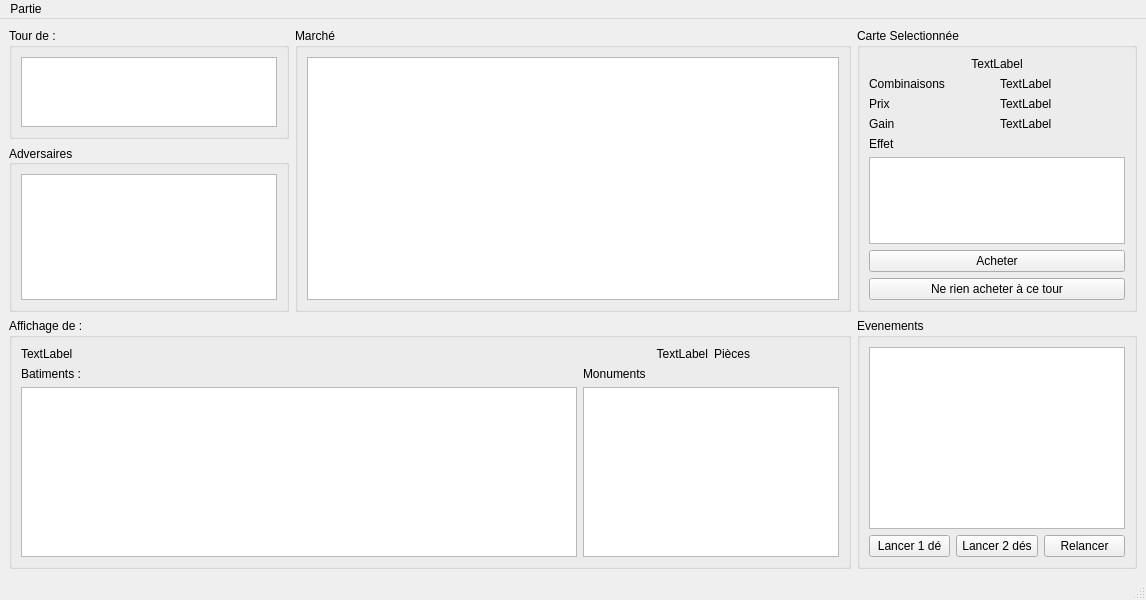
This is module_GUI/jeu.ui in LLrnz/Machi-Koro-Boardgame-Adaptation as Qt 5 draws it before an edit. The edited form follows.
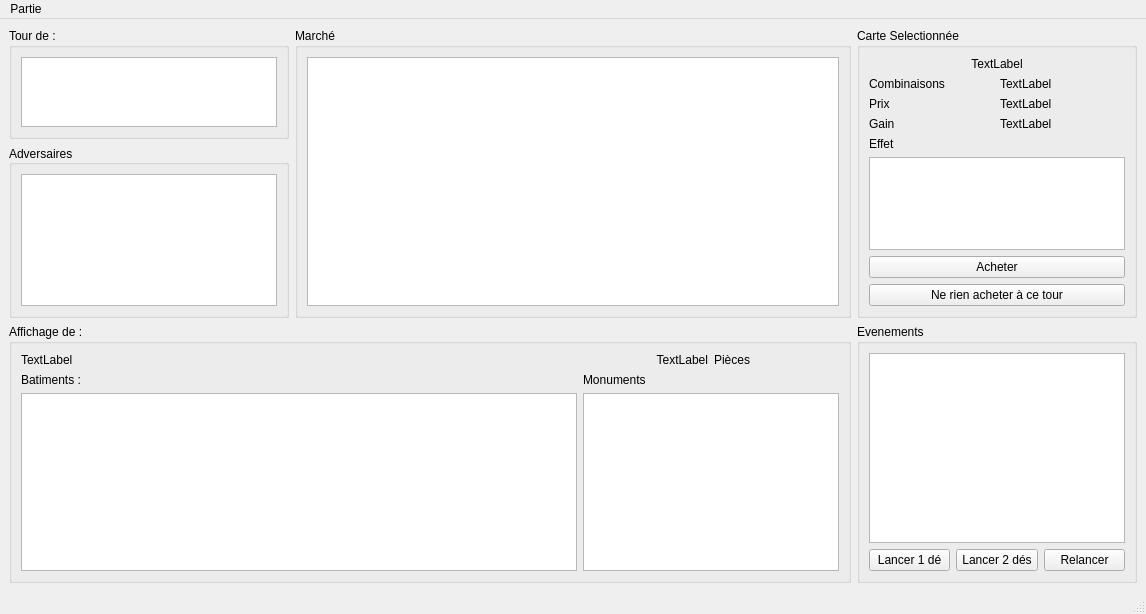
This is the edited form.

Diff of the .ui file:
```diff
--- a/module_GUI/jeu.ui
+++ b/module_GUI/jeu.ui
@@ -7,7 +7,7 @@
     <x>0</x>
     <y>0</y>
     <width>1146</width>
-    <height>600</height>
+    <height>614</height>
    </rect>
   </property>
   <property name="windowTitle">
```
Left out of the diff: 8 changed lines with no effect on the pictures.
